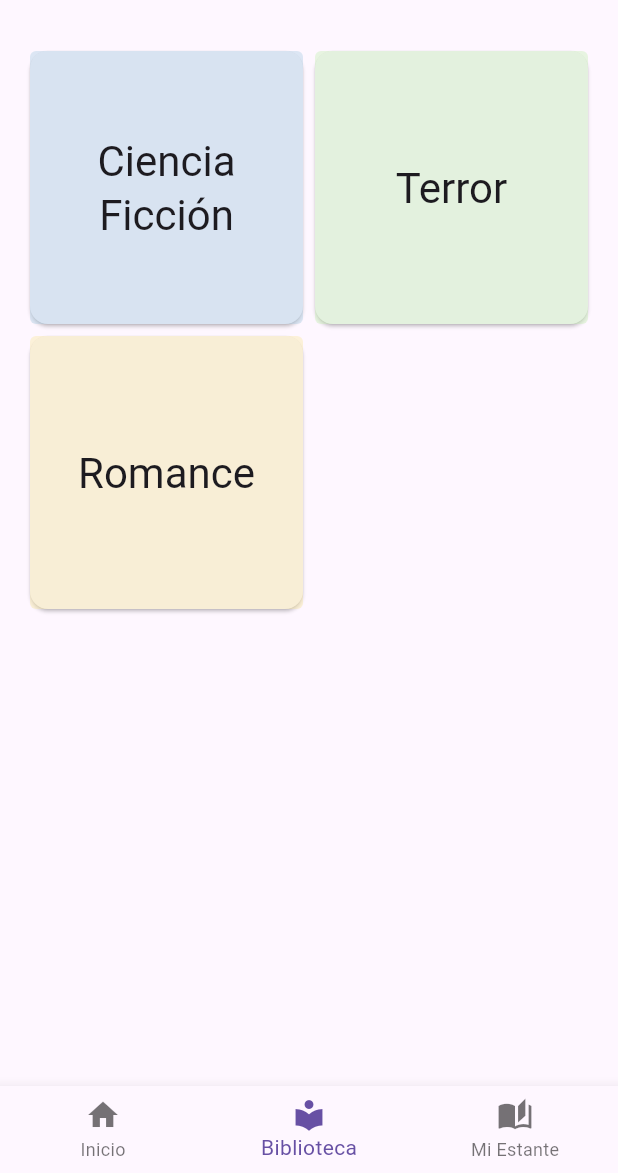
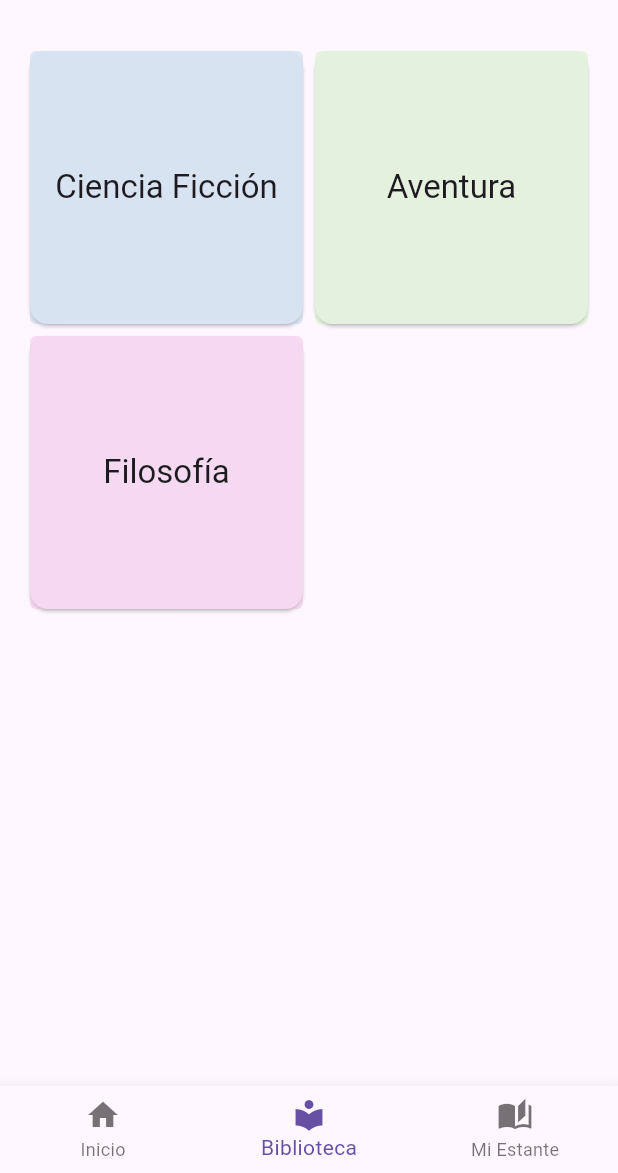
Before and after one commit to Larusso19/booksy, a Flutter app: the screen it shows after launch, item 2 of the bottom bar chosen, on a phone screen of 412 x 824 dp, the part 63-1236 px from its top. Run offline on Flutter 3.47's test engine with Material 3 defaults, Android fonts, the phone set to English and light mode, and no system bars; our stand-ins replace firebase_core, flutter_bloc; accounts and stored records are empty; statements that could not run were skipped.

```diff
--- a/devtools_options.yaml
+++ /dev/null
@@ -1,3 +0,0 @@
-description: This file stores settings for Dart & Flutter DevTools.
-documentation: https://docs.flutter.dev/tools/devtools/extensions#configure-extension-enablement-states
-extensions:
--- /dev/null
+++ b/lib/categories/categories.dart
@@ -0,0 +1,69 @@
+import 'package:booksy_app/model/book_category.dart';
+import 'package:booksy_app/utils.dart';
+import 'package:flutter/material.dart';
+
+class CategoriesScreen extends StatelessWidget {
+  const CategoriesScreen({Key? key}) : super(key: key);
+
+  @override
+  Widget build(BuildContext context) {
+    return const BookCategoriesGrid();
+  }
+}
+
+class BookCategoriesGrid extends StatelessWidget {
+  const BookCategoriesGrid({Key? key}) : super(key: key);
+
+  final List<BookCategory> _categories = const [
+    BookCategory(1, "Ciencia Ficción", "#A9CCE3"),
+    BookCategory(2, "Aventura", "#C5F0B3"),
+    BookCategory(3, "Filosofía", "#F0B3E1"),
+  ];
+
+  @override
+  Widget build(BuildContext context) {
+    return Container(
+      margin: const EdgeInsets.all(16.0),
+      child: GridView.builder(
+          itemCount: _categories.length,
+          gridDelegate: const SliverGridDelegateWithFixedCrossAxisCount(
+              crossAxisCount: 2),
+          itemBuilder: (context, index) {
+            return TileCategory(_categories[index]);
+          }),
+    );
+  }
+}
+
+class TileCategory extends StatelessWidget {
+  final BookCategory _category;
+  const TileCategory(this._category, {Key? key}) : super(key: key);
+
+  @override
+  Widget build(BuildContext context) {
+    return Card(
+      child: InkWell(
+        borderRadius: BorderRadius.circular(4.0),
+        onTap: () {
+          _navigateToBooksWithCategory(_category);
+        },
+        child: Container(
+          alignment: AlignmentDirectional.center,
+          decoration: BoxDecoration(
+            borderRadius: BorderRadius.circular(4.0),
+            color: hexToColor(_category.colorBg, Colors.black),
+          ),
+          child: Text(
+            _category.name,
+            style: Theme.of(context).textTheme.titleLarge,
+            textAlign: TextAlign.center,
+          ),
+        ),
+      ),
+    );
+  }
+
+  void _navigateToBooksWithCategory(BookCategory category) {
+    // TODO navegar a pantalla de lista de libros de la categoría
+  }
+}
--- a/lib/categories/categories_screen.dart
+++ /dev/null
@@ -1,70 +0,0 @@
-import 'package:booksy_app/model/categories.dart';
-import 'package:booksy_app/utils.dart';
-import 'package:flutter/material.dart';
-
-class CategoriesScreen extends StatelessWidget {
-  const CategoriesScreen({super.key});
-
-  @override
-  Widget build(BuildContext context) {
-    return BookCateoriesGrid();
-  }
-}
-
-class BookCateoriesGrid extends StatelessWidget {
-  BookCateoriesGrid({super.key});
-
-  final List<BookCategory> _category = [
-    BookCategory(1, 'Ciencia Ficción', '#A9CCE3'),
-    BookCategory(2, 'Terror', '#C5F0B3'),
-    BookCategory(3, 'Romance', '#F9E79F'),
-  ];
-
-  @override
-  Widget build(BuildContext context) {
-    return Container(
-      margin: const EdgeInsets.all(16),
-      child: GridView.builder(
-          itemCount: _category.length,
-          gridDelegate:
-              const SliverGridDelegateWithFixedCrossAxisCount(crossAxisCount: 2),
-          itemBuilder: (context, index) {
-            return TitleCategory(_category[index]);
-          }),
-    );
-  }
-}
-
-class TitleCategory extends StatelessWidget {
-  final BookCategory _category;
-
-  const TitleCategory(this._category, {super.key});
-
-  @override
-  Widget build(BuildContext context) {
-    return Card(
-      child: InkWell(
-        borderRadius: BorderRadius.circular(4.0),
-        onTap: () {
-          //todo: navigate to category screen
-        },
-        child: Container(
-          alignment: AlignmentDirectional.center,
-          decoration: BoxDecoration(
-            borderRadius: BorderRadius.circular(4.0),
-            color: hexToColor(_category.colorBg),
-          ),
-          child: Text(
-            _category.name,
-            style: Theme.of(context).textTheme.headlineMedium,
-            textAlign: TextAlign.center,
-          ),
-        ),
-      ),
-    );
-  }
-}
-
-void _navigateToCategory(){
-  //todo: navigate to category screen
-}
--- a/lib/main.dart
+++ b/lib/main.dart
@@ -1,10 +1,11 @@
 import 'package:booksy_app/bookshelf/bookshelf_screen.dart';
-import 'package:booksy_app/categories/categories_screen.dart';
 import 'package:booksy_app/home/home_screen.dart';
 import 'package:booksy_app/state.dart';
 import 'package:firebase_core/firebase_core.dart';
 import 'package:flutter/material.dart';
 import 'package:flutter_bloc/flutter_bloc.dart';
+
+import 'categories/categories.dart';
 
 void main() async {
   var widgetsFlutterBinding;
--- a/lib/model/categories.dart
+++ b/lib/model/book_category.dart
@@ -3,5 +3,5 @@ class BookCategory {
   final String name;
   final String colorBg;
 
-  BookCategory(this.id, this.name, this.colorBg);
+  const BookCategory(this.id, this.name, this.colorBg);
 }
--- a/lib/state/state.dart
+++ /dev/null
@@ -1,33 +0,0 @@
-import 'package:flutter_bloc/flutter_bloc.dart';
-
-class BookshelfState {
-  List<int> bookIds;
-  BookshelfState(this.bookIds);
-}
-
-abstract class BookshelfEvent {
-  const BookshelfEvent();
-}
-
-class AddBookToBookshelf extends BookshelfEvent {
-  final int bookId;
-  const AddBookToBookshelf(this.bookId);
-}
-
-class RemoveBookFromBookshelf extends BookshelfEvent{
-  final int bookId;
-  const RemoveBookFromBookshelf(this.bookId);
-}
-
-class BookshelfBloc extends Bloc<BookshelfEvent, BookshelfState> {
-  BookshelfBloc(super.initialState){
-    on<AddBookToBookshelf>((event, emit) {
-      state.bookIds.add(event.bookId);
-      emit(BookshelfState(state.bookIds));
-    });
-    on<RemoveBookFromBookshelf>((event, emit) {
-      state.bookIds.remove(event.bookId);
-      emit(BookshelfState(state.bookIds));
-    });
-  }
-}
--- a/lib/utils.dart
+++ b/lib/utils.dart
@@ -1,5 +1,24 @@
-import 'dart:ui';
+import 'package:flutter/material.dart';
 
-Color hexToColor(String code){
-  return Color(int.parse(code.substring(1, 7), radix: 16) + 0x66000000);
+/// Transforms an hex String to a Color, String should be like
+/// #RRGGBB
+/// #AARRGGBB
+Color hexToColor(String code, Color defaultColor) {
+  try {
+    var substring =
+    code.length > 7 ? code.substring(3, 9) : code.substring(1, 7);
+    return Color(int.parse(substring, radix: 16) + 0x66000000);
+  } on FormatException catch (_) {
+    return defaultColor;
+  } on RangeError catch (e) {
+    debugPrint(e.message);
+    return defaultColor;
+  }
 }
+
+ImageProvider getImageWidget(String coverUrl) {
+  if (coverUrl.startsWith("http")) {
+    return NetworkImage(coverUrl);
+  } else {
+    return AssetImage(coverUrl);
+  }}
```
Also changed, not shown: analysis_options.yaml (deleted, +0 -28 lines), assets/images/31minutos.jpg (deleted), assets/images/Header.jpg (deleted), assets/images/Metro2033.jpg (deleted), assets/images/eso.jpg (deleted), assets/images/header.jpg (added), pubspec.lock (deleted), 61 other files.
